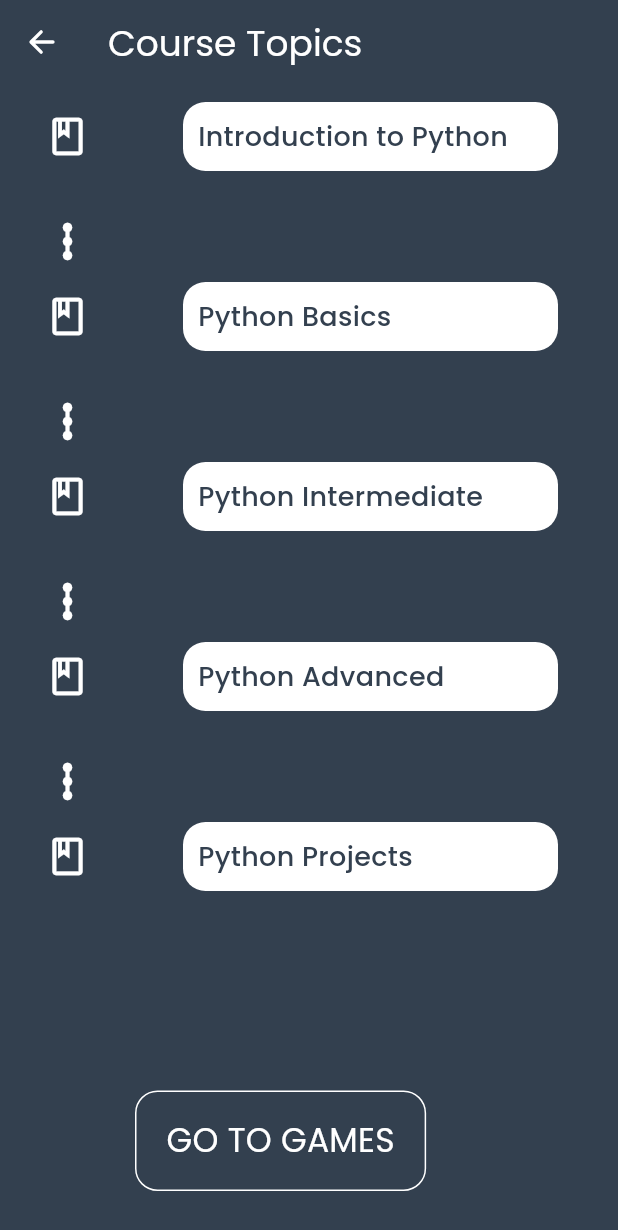
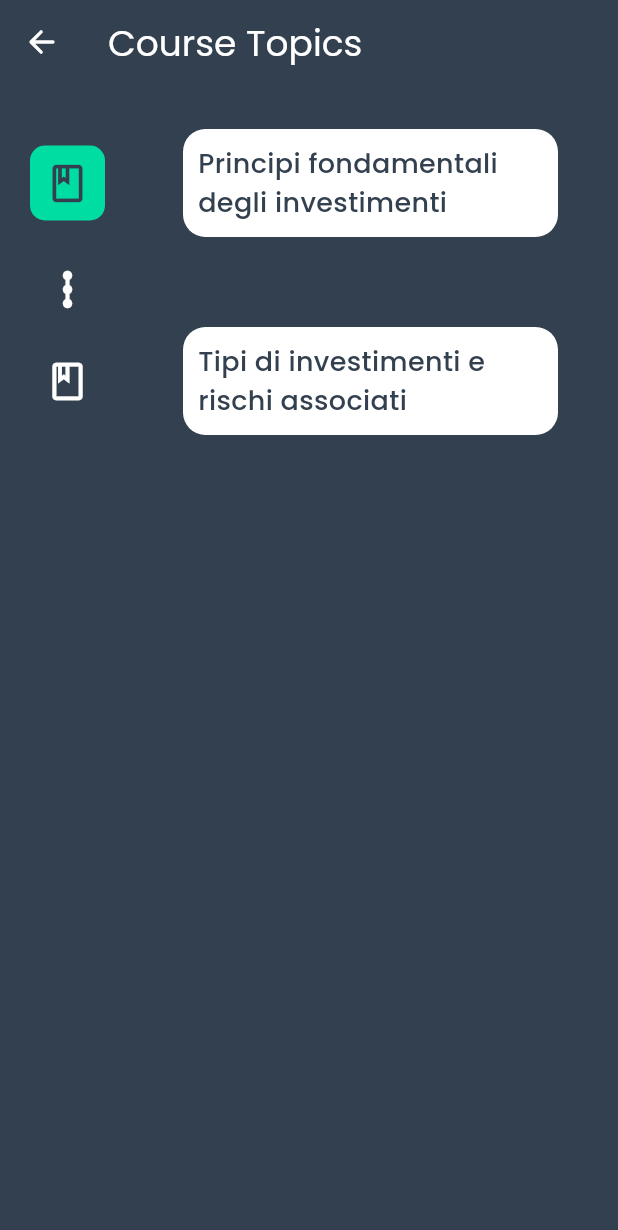
Before and after one commit to BitBroGSDC/bitbro, a Flutter app: the CourseTopicsPage screen opened by its route, on a phone screen of 412 x 824 dp. Shown: the top 1230 px of the screen. Run offline on Flutter 3.47's test engine with Material 3 defaults, Android fonts, the phone set to English and light mode, and no system bars; our stand-ins replace equatable, fl_chart, flutter_bloc, flutter_svg, go_router, google_fonts and 1 more.

Commit message:
topic_details

```diff
--- a/lib/bloc/app_event.dart
+++ b/lib/bloc/app_event.dart
@@ -37,3 +37,18 @@ class ChangeGame extends AppEvent {
   @override
   List<Object> get props => [gameIndex];
 }
+
+class SelectTopic extends AppEvent {
+  final Topic topic;
+
+  const SelectTopic(this.topic);
+
+  @override
+  List<Object> get props => [topic];
+}
+
+class MarkTopicCompleted extends AppEvent {
+  final String topicName;
+
+  const MarkTopicCompleted(this.topicName);
+}
--- a/lib/bloc/app_state.dart
+++ b/lib/bloc/app_state.dart
@@ -10,6 +10,7 @@ class AppState extends Equatable {
     this.activeCourses = const [],
     this.currentCourseIndex = 0,
     this.currentCourse,
+    this.selectedTopic,
   });
 
   final int currDay;
@@ -20,6 +21,7 @@ class AppState extends Equatable {
   final GameData? currGame;
   final List<Course> activeCourses;
   final Course? currentCourse;
+  final Topic? selectedTopic;
 
   @override
   List<Object?> get props => [
@@ -30,7 +32,8 @@ class AppState extends Equatable {
         questionOfLastDay,
         activeCourses,
         currentCourseIndex,
-        currentCourse
+        currentCourse,
+        selectedTopic,
       ];
 
   AppState copyWith({
@@ -42,6 +45,7 @@ class AppState extends Equatable {
     List<Course>? activeCourses,
     int? currentCourseIndex,
     Course? currentCourse,
+    Topic? selectedTopic,
   }) {
     return AppState(
       currDay: currDay ?? this.currDay,
@@ -54,6 +58,7 @@ class AppState extends Equatable {
       activeCourses: activeCourses ?? this.activeCourses,
       currentCourseIndex: currentCourseIndex ?? this.currentCourseIndex,
       currentCourse: currentCourse ?? this.currentCourse,
+      selectedTopic: selectedTopic ?? this.selectedTopic,
     );
   }
 }
--- a/lib/classes/courses/course.dart
+++ b/lib/classes/courses/course.dart
@@ -10,25 +10,47 @@ class Course {
     required this.description,
     required this.topics,
     this.activeGames = const [],
+    this.pastGames = const [],
   });
 
-  String title;
+  final String title;
 
-  String description;
-  List<Topic> topics;
-  List<GameData> activeGames;
+  final String description;
+  final List<Topic> topics;
+  final List<GameData> activeGames;
+  final List<GameData> pastGames;
   final int completion;
+
+  Course copyWith({
+    int? completion,
+    String? title,
+    String? description,
+    List<Topic>? topics,
+    List<GameData>? activeGames,
+    List<GameData>? pastGames,
+  }) {
+    return Course(
+      completion: completion ?? this.completion,
+      title: title ?? this.title,
+      description: description ?? this.description,
+      topics: topics ?? this.topics,
+      activeGames: activeGames ?? this.activeGames,
+      pastGames: pastGames ?? this.pastGames,
+    );
+  }
 }
 
 List<Course> courses = [
   Course(
     completion: 60,
+    pastGames: past_games,
     activeGames: active_games,
     title: 'Introduzione agli Investimenti',
     description:
         'Questo corso fornisce una panoramica introduttiva sugli investimenti finanziari, coprendo tipologie di investimento, rischi, strategie di allocazione e analisi di mercato. È ideale per chi desidera acquisire una comprensione di base degli investimenti per iniziare a pianificare in modo consapevole il proprio futuro finanziario.',
     topics: [
       Topic(
+          isCompleted: true,
           title: 'Principi fondamentali degli investimenti',
           description:
               'Questo capitolo offre una panoramica essenziale sui concetti di base degli investimenti finanziari, inclusi rischio e rendimento, diversificazione e obiettivi finanziari.',
--- a/lib/classes/courses/topic.dart
+++ b/lib/classes/courses/topic.dart
@@ -6,10 +6,29 @@ class Topic {
     required this.description,
     required this.paragraphs,
     this.level = 'beginner',
+    this.isCompleted = false,
   });
-  String title;
-  String description;
-  String level;
+  final String title;
+  final String description;
+  final String level;
+  final bool isCompleted;
 
-  List<CustomParagraph> paragraphs;
+  final List<CustomParagraph> paragraphs;
+
+  //copywith
+  Topic copyWith({
+    String? title,
+    String? description,
+    String? level,
+    bool? isCompleted,
+    List<CustomParagraph>? paragraphs,
+  }) {
+    return Topic(
+      title: title ?? this.title,
+      description: description ?? this.description,
+      level: level ?? this.level,
+      isCompleted: isCompleted ?? this.isCompleted,
+      paragraphs: paragraphs ?? this.paragraphs,
+    );
+  }
 }
--- a/lib/classes/game_data.dart
+++ b/lib/classes/game_data.dart
@@ -21,9 +21,9 @@ class GameData {
 List<GameData> active_games = [
   GameData(
     gameId: '1',
-    gameName: 'Game 1',
+    gameName: 'Partita degli Investimenti',
     userName: 'Diego',
-    topic: 'Topic 1',
+    topic: 'Principi fondamentali degli investimenti',
     scoreboard: {
       'Tommaso': [45, 200],
       'Diego': [1000, 3000],
@@ -53,9 +53,9 @@ List<GameData> active_games = [
   ),
   GameData(
     gameId: '2',
-    gameName: 'Game 2',
+    gameName: 'Partita sul Rischio',
     userName: 'Diego',
-    topic: 'Topic 2',
+    topic: 'Tipi di investimenti e rischi associati',
     scoreboard: {
       'Tommaso': [0, 0],
       'Diego': [0, 0],
@@ -99,9 +99,9 @@ List<GameData> active_games = [
 List<GameData> past_games = [
   GameData(
     gameId: '3',
-    gameName: 'Game 3',
+    gameName: 'Partita sulle Strategie di Investimento',
     userName: 'Sara',
-    topic: 'Topic 3',
+    topic: 'Concetti avanzati di investimento',
     scoreboard: {
       'Tommaso': [1, 2, 3, 4, 5, 6, 7],
       'Diego': [1, 2, 3, 4, 5, 6, 7],
--- a/lib/navigation/router.dart
+++ b/lib/navigation/router.dart
@@ -6,6 +6,7 @@ import 'package:bitbro/pages/games_page.dart';
 import 'package:bitbro/pages/question_page.dart';
 import 'package:bitbro/pages/scoreboard.dart';
 import 'package:bitbro/pages/summary_page.dart';
+import 'package:bitbro/pages/topic_details.dart';
 import 'package:flutter_bloc/flutter_bloc.dart';
 import 'package:go_router/go_router.dart';
 
@@ -106,6 +107,15 @@ final GoRouter router = GoRouter(
                   return child;
                 }),
           ),
+          GoRoute(
+            path: '/topic_details',
+            pageBuilder: (context, state) => CustomTransitionPage(
+                child: const TopicDetails(),
+                transitionsBuilder:
+                    (context, animation, secondaryAnimation, child) {
+                  return child;
+                }),
+          ),
         ]),
   ],
 );
--- a/lib/pages/course_choose_page.dart
+++ b/lib/pages/course_choose_page.dart
@@ -25,7 +25,7 @@ class _CourseChoosePageState extends State<CourseChoosePage> {
         leading: IconButton(
           icon: const Icon(Ionicons.arrow_back, color: Colors.white),
           onPressed: () {
-            context.go('/');
+            context.push('/');
           },
         ),
       ),
--- a/lib/pages/course_topics.dart
+++ b/lib/pages/course_topics.dart
@@ -2,8 +2,11 @@
 
 import 'package:bitbro/utils/colors.dart';
 import 'package:flutter/material.dart';
+import 'package:flutter_bloc/flutter_bloc.dart';
+import 'package:go_router/go_router.dart';
+import '../bloc/app_bloc.dart';
+import '../classes/courses/course.dart';
 import '../components/appbar_go_back.dart';
-import '../components/bordered_button.dart';
 
 class CourseTopicsPage extends StatefulWidget {
   const CourseTopicsPage({super.key});
@@ -22,18 +25,57 @@ class _CourseTopicsPageState extends State<CourseTopicsPage> {
         backgroundColor: bluScuro,
         body: Padding(
           padding: const EdgeInsets.only(
+            top: 20,
             left: 10,
             right: 40,
           ),
-          child: Column(
-            crossAxisAlignment: CrossAxisAlignment.center,
-            children: [
-              Expanded(
-                child: SingleChildScrollView(
-                  child: Column(
+          child: BlocBuilder<AppBloc, AppState>(
+            builder: (context, state) {
+              final Course? course = state.currentCourse;
+
+              if (course == null) {
+                return const Center(
+                  child: Text(
+                    'No Course Selected',
+                    style: TextStyle(
+                      fontSize: 18,
+                      color: bianco,
+                    ),
+                  ),
+                );
+              }
+
+              return Expanded(
+                child: ListView.builder(
+                  itemCount: course.topics.length,
+                  itemBuilder: (context, index) {
+                    if (index == course.topics.length - 1) {
+                      return TopicTile(
+                        topicName: course.topics[index].title,
+                        isCompleted: course.topics[index].isCompleted,
+                        onTap: () {
+                          context
+                              .read<AppBloc>()
+                              .add(SelectTopic(course.topics[index]));
+                          GoRouter.of(context).push('/topic_details');
+                        },
+                      );
+                    }
+
+                    return Column(
+                      mainAxisSize: MainAxisSize.min,
                       crossAxisAlignment: CrossAxisAlignment.start,
                       children: [
-                      topicTile(topicName: 'Introduction to Python'),
+                        TopicTile(
+                          topicName: course.topics[index].title,
+                          isCompleted: course.topics[index].isCompleted,
+                          onTap: () {
+                            context
+                                .read<AppBloc>()
+                                .add(SelectTopic(course.topics[index]));
+                            GoRouter.of(context).push('/topic_details');
+                          },
+                        ),
                         Padding(
                           padding: const EdgeInsets.only(left: 20),
                           child: Transform.rotate(
@@ -44,78 +86,34 @@ class _CourseTopicsPageState extends State<CourseTopicsPage> {
                             ),
                           ),
                         ),
-                      topicTile(topicName: 'Python Basics'),
-                      Padding(
-                        padding: const EdgeInsets.only(left: 20),
-                        child: Transform.rotate(
-                          angle: 3.14 / 2,
-                          child: Icon(
-                            Icons.linear_scale,
-                            color: bianco,
+                      ],
+                    );
+                  },
                 ),
-                        ),
-                      ),
-                      topicTile(topicName: 'Python Intermediate'),
-                      Padding(
-                        padding: const EdgeInsets.only(left: 20),
-                        child: Transform.rotate(
-                          angle: 3.14 / 2,
-                          child: Icon(
-                            Icons.linear_scale,
-                            color: bianco,
-                          ),
-                        ),
-                      ),
-                      topicTile(topicName: 'Python Advanced'),
-                      Padding(
-                        padding: const EdgeInsets.only(left: 20),
-                        child: Transform.rotate(
-                          angle: 3.14 / 2,
-                          child: Icon(
-                            Icons.linear_scale,
-                            color: bianco,
-                          ),
-                        ),
-                      ),
-                      topicTile(topicName: 'Python Projects'),
-                    ],
-                  ),
-                ),
-              ),
-              Center(
-                child: Container(
-                  width: double.infinity,
-                  color: Theme.of(context).primaryColor,
-                  padding: const EdgeInsets.fromLTRB(80, 30, 80, 30),
-                  child: const Column(
-                    crossAxisAlignment: CrossAxisAlignment.start,
-                    children: [
-                      // Text(
-                      //   'Progess',
-                      //   style: TextStyle(fontSize: 14, color: bianco),
-                      // ),
-                      BorderedButton(textButton: 'GO TO GAMES'),
-                    ],
-                  ),
-                ),
-              ),
-            ],
+              );
+            },
           ),
         ));
   }
 }
 
-class topicTile extends StatelessWidget {
+class TopicTile extends StatelessWidget {
   final String topicName;
-  const topicTile({
+  final bool isCompleted;
+  final Function()? onTap;
+  const TopicTile({
     super.key,
     required this.topicName,
+    required this.isCompleted,
+    this.onTap,
   });
 
   @override
   Widget build(BuildContext context) {
-    return Container(
-        padding: EdgeInsets.only(bottom: 20),
+    return GestureDetector(
+      onTap: onTap,
+      child: Container(
+          padding: EdgeInsets.only(bottom: 20, top: 10),
           child: Row(
             mainAxisAlignment: MainAxisAlignment.spaceBetween,
             children: [
@@ -123,12 +121,12 @@ class topicTile extends StatelessWidget {
                 padding: const EdgeInsets.all(10),
                 margin: const EdgeInsets.all(10),
                 decoration: BoxDecoration(
-                color: Theme.of(context).primaryColor,
+                  color: isCompleted ? verdeBrillante : Colors.transparent,
                   borderRadius: BorderRadius.circular(10),
                 ),
-              child: const Icon(
+                child: Icon(
                   Icons.book_outlined,
-                color: bianco,
+                  color: isCompleted ? bluScuro : bianco,
                 ),
               ),
               // Spacer(),
@@ -149,6 +147,7 @@ class topicTile extends StatelessWidget {
                 ),
               ),
             ],
-        ));
+          )),
+    );
   }
 }
--- a/lib/pages/courses_page.dart
+++ b/lib/pages/courses_page.dart
@@ -1,8 +1,6 @@
 import 'package:bitbro/utils/colors.dart';
 import 'package:flutter/material.dart';
 import 'package:flutter_bloc/flutter_bloc.dart';
-import 'package:go_router/go_router.dart';
-import 'package:ionicons/ionicons.dart';
 
 import '../bloc/app_bloc.dart';
 import '../classes/courses/course.dart';
@@ -19,12 +17,12 @@ class _CoursesPageState extends State<CoursesPage> {
   @override
   Widget build(BuildContext context) {
     return Scaffold(
-      appBar: AppBarGoBack(
+      appBar: const AppBarGoBack(
         title: "All Courses",
       ),
       backgroundColor: Theme.of(context).primaryColor,
       body: Padding(
-        padding: EdgeInsets.only(
+        padding: const EdgeInsets.only(
           top: 24,
         ),
         child: Column(
--- a/lib/pages/scoreboard.dart
+++ b/lib/pages/scoreboard.dart
@@ -157,7 +157,7 @@ class Scoreboard extends StatelessWidget {
         leading: IconButton(
           icon: const Icon(Ionicons.arrow_back, color: Colors.white),
           onPressed: () {
-            context.go('/');
+            context.push('/');
           },
         ),
       ),
```
Also changed, not shown: lib/bloc/app_bloc.dart (+36 -2 lines), lib/components/home/learn_something.dart (+17 -4 lines), lib/pages/games_page.dart (+16 -4 lines), lib/pages/home_page.dart (+5 -2 lines), lib/pages/topic_details.dart (added, +107 -0 lines). Lines whose indentation alone changed are shown as unchanged.
